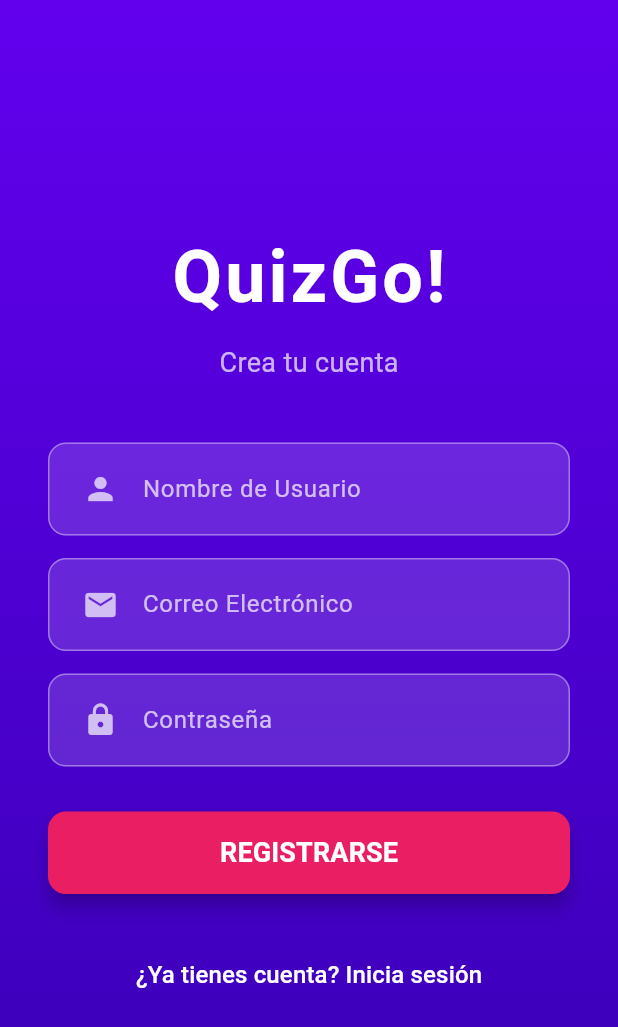
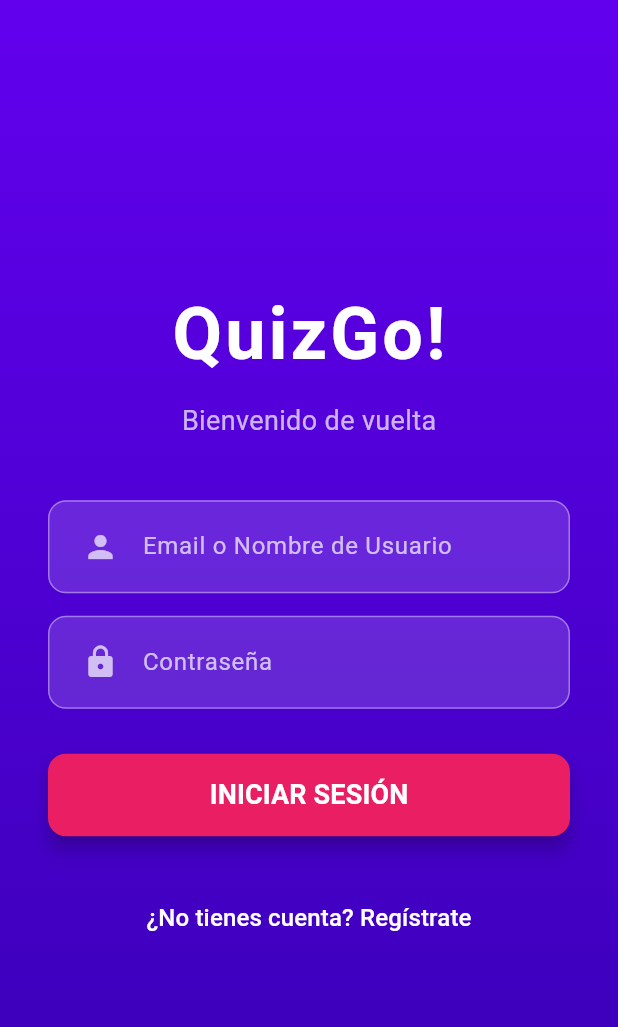
Before and after one commit to aledance/QuizGoFront, a Flutter app: the screen it shows after launch, after a tap on "¿Ya tienes cuenta? Inicia sesión", on a phone screen of 412 x 824 dp. Shown: the top 1027 px of the screen. Run offline on Flutter 3.47's test engine with Material 3 defaults, Android fonts, the phone set to English and light mode, and no system bars.

Commit message:
actualizacion y adecuacion de endpoints para el login

```diff
--- a/lib/core/repositories/auth_repository.dart
+++ b/lib/core/repositories/auth_repository.dart
@@ -9,11 +9,11 @@ abstract class AuthRepository {
   /// Lanza un [DomainRegistrationError] si el proceso de registro falla
   /// por cualquier motivo en la capa de datos o infraestructura.
   Future<void> register(String email, String username, String password);
+  Future<String> login(String email, String password); //falta implementar el usuario
 
 // Aquí podrías añadir otros métodos relacionados con la autenticación en el futuro,
 // como por ejemplo:
 //
-// Future<User> login(String email, String password);
 // Future<void> logout();
 }
 
--- a/lib/infrastructure/authentication/presentation/pages/login.dart
+++ b/lib/infrastructure/authentication/presentation/pages/login.dart
@@ -0,0 +1,218 @@
+import 'package:flutter/material.dart';
+// Asegúrate de importar tus archivos necesarios
+import 'package:flutter_application_1/core/repositories/auth_repository.dart';
+import 'package:flutter_application_1/infrastructure/authentication/data/repositories/auth_repository_impl.dart';
+import 'package:flutter_application_1/infrastructure/authentication/data/datasources/auth_remote_data_source.dart';
+import 'package:http/http.dart' as http;
+
+import './register.dart';
+import '/core/utils/colors.dart';
+
+// 1. Convertido a StatefulWidget
+class LoginPage extends StatefulWidget {
+  const LoginPage({super.key});
+
+  @override
+  State<LoginPage> createState() => _LoginPageState();
+}
+
+class _LoginPageState extends State<LoginPage> {
+  // 2. Controladores para los campos de texto
+  final _identifierController = TextEditingController();
+  final _passwordController = TextEditingController();
+
+  // Dependencia del repositorio (esto se debe inyectar con un gestor de dependencias como GetIt o Provider en un proyecto real)
+  late final AuthRepository authRepository;
+
+  @override
+  void initState() {
+    super.initState();
+    // Inicialización simple para este ejemplo
+    authRepository = AuthRepositoryImpl(
+      remoteDataSource: AuthRemoteDataSourceImpl(client: http.Client()),
+    );
+  }
+
+  // 3. Método para manejar la lógica de login
+  void _handleLogin() async {
+    final identifier = _identifierController.text.trim();
+    final password = _passwordController.text.trim();
+
+    // Validación simple
+    if (identifier.isEmpty || password.isEmpty) {
+      ScaffoldMessenger.of(context).showSnackBar(
+        const SnackBar(content: Text('Por favor, complete todos los campos')),
+      );
+      return;
+    }
+
+    try {
+      // Llamada al método del repositorio
+      final token = await authRepository.login(identifier, password);
+
+      // Éxito: Navega a la pantalla principal o muestra un mensaje
+      ScaffoldMessenger.of(context).showSnackBar(
+        SnackBar(content: Text('Inicio de sesión exitoso! Token: ${token.substring(0, 10)}...')),
+      );
+
+      // Ejemplo de navegación a una pantalla de inicio (reemplaza 'HomePage' por tu pantalla principal)
+      // Navigator.of(context).pushReplacement(MaterialPageRoute(builder: (_) => const HomePage()));
+    } catch (e) {
+      // Otros errores (ej. de red)
+      ScaffoldMessenger.of(context).showSnackBar(
+        SnackBar(content: Text('Ocurrió un error inesperado: $e')),
+      );
+    }
+  }
+
+  @override
+  void dispose() {
+    // Limpia los controladores cuando el widget se destruye
+    _identifierController.dispose();
+    _passwordController.dispose();
+    super.dispose();
+  }
+
+  @override
+  Widget build(BuildContext context) {
+    return Scaffold(
+      body: Container(
+        decoration: const BoxDecoration(
+          gradient: LinearGradient(
+            colors: [primaryPurple, darkPurple],
+            begin: Alignment.topCenter,
+            end: Alignment.bottomCenter,
+          ),
+        ),
+        child: Center(
+          child: SingleChildScrollView(
+            padding: const EdgeInsets.all(32.0),
+            child: Column(
+              mainAxisAlignment: MainAxisAlignment.center,
+              children: <Widget>[
+                const Text(
+                  'QuizGo!',
+                  style: TextStyle(
+                    color: Colors.white,
+                    fontSize: 48,
+                    fontWeight: FontWeight.bold,
+                    letterSpacing: 2,
+                  ),
+                ),
+                const SizedBox(height: 10),
+                const Text(
+                  'Bienvenido de vuelta',
+                  style: TextStyle(
+                    color: Colors.white70,
+                    fontSize: 18,
+                  ),
+                ),
+                const SizedBox(height: 40),
+                // Se pasa el estado al método de construcción del formulario
+                _buildLoginForm(),
+                const SizedBox(height: 30),
+                TextButton(
+                  onPressed: () {
+                    Navigator.of(context).pushReplacement(
+                      MaterialPageRoute(
+                        builder: (context) => const RegisterPage(),
+                      ),
+                    );
+                  },
+                  child: const Text(
+                    '¿No tienes cuenta? Regístrate',
+                    style: TextStyle(color: Colors.white, fontSize: 16),
+                  ),
+                ),
+              ],
+            ),
+          ),
+        ),
+      ),
+    );
+  }
+
+  Widget _buildLoginForm() {
+    return Column(
+      children: [
+        _AuthInputField(
+          // Asigna el controlador
+          controller: _identifierController,
+          icon: Icons.person,
+          hintText: 'Email o Nombre de Usuario',
+        ),
+        const SizedBox(height: 15),
+        _AuthInputField(
+          // Asigna el controlador
+          controller: _passwordController,
+          icon: Icons.lock,
+          hintText: 'Contraseña',
+          isPassword: true,
+        ),
+        const SizedBox(height: 30),
+        SizedBox(
+          width: double.infinity,
+          height: 55,
+          child: ElevatedButton(
+            // 4. Llama al método _handleLogin
+            onPressed: _handleLogin,
+            style: ElevatedButton.styleFrom(
+              backgroundColor: accentPink,
+              shape: RoundedRectangleBorder(
+                borderRadius: BorderRadius.circular(12),
+              ),
+              elevation: 5,
+            ),
+            child: const Text(
+              'INICIAR SESIÓN',
+              style: TextStyle(
+                fontSize: 18,
+                fontWeight: FontWeight.bold,
+                color: Colors.white,
+              ),
+            ),
+          ),
+        ),
+      ],
+    );
+  }
+}
+
+// 5. Modifica _AuthInputField para aceptar un controlador
+class _AuthInputField extends StatelessWidget {
+  final IconData icon;
+  final String hintText;
+  final bool isPassword;
+  final TextEditingController controller; // Añadido
+
+  const _AuthInputField({
+    required this.icon,
+    required this.hintText,
+    required this.controller, // Añadido
+    this.isPassword = false,
+  });
+
+  @override
+  Widget build(BuildContext context) {
+    return Container(
+      padding: const EdgeInsets.symmetric(horizontal: 10),
+      decoration: BoxDecoration(
+        color: Colors.white.withOpacity(0.15),
+        borderRadius: BorderRadius.circular(12),
+        border: Border.all(color: Colors.white38),
+      ),
+      child: TextField(
+        controller: controller, // Asignado
+        obscureText: isPassword,
+        style: const TextStyle(color: Colors.white),
+        decoration: InputDecoration(
+          prefixIcon: Icon(icon, color: Colors.white70),
+          hintText: hintText,
+          hintStyle: const TextStyle(color: Colors.white70),
+          border: InputBorder.none,
+          contentPadding: const EdgeInsets.symmetric(vertical: 18),
+        ),
+      ),
+    );
+  }
+}
--- a/lib/infrastructure/authentication/presentation/pages/register.dart
+++ b/lib/infrastructure/authentication/presentation/pages/register.dart
@@ -1,5 +1,5 @@
 import 'package:flutter/material.dart';
-// Asumiendo que has creado el archivo de colores
+import './login.dart';
 import '/core/utils/colors.dart';
 
 class RegisterPage extends StatelessWidget {
@@ -50,7 +50,12 @@ class RegisterPage extends StatelessWidget {
                 // 4. Botón de Navegación a Login
                 TextButton(
                   onPressed: () {
-                    // Acción para navegar a la página de Login
+                    // Navega a LoginPage y reemplaza la pantalla actual en el stack.
+                    Navigator.of(context).pushReplacement(
+                      MaterialPageRoute(
+                        builder: (context) => const LoginPage(),
+                      ),
+                    );
                   },
                   child: const Text(
                     '¿Ya tienes cuenta? Inicia sesión',
--- a/lib/main.dart
+++ b/lib/main.dart
@@ -13,6 +13,7 @@ class MyApp extends StatelessWidget {
   Widget build(BuildContext context) {
     return MaterialApp(
       title: 'QuizGo!',
+      debugShowCheckedModeBanner: false,
       theme: ThemeData(
         // Puedes definir un tema global si lo deseas
         primarySwatch: Colors.purple,
```
Also changed, not shown: lib/infrastructure/authentication/data/datasources/auth_remote_data_source.dart (+28 -5 lines), lib/infrastructure/authentication/data/repositories/auth_repository_impl.dart (+14 -2 lines).
